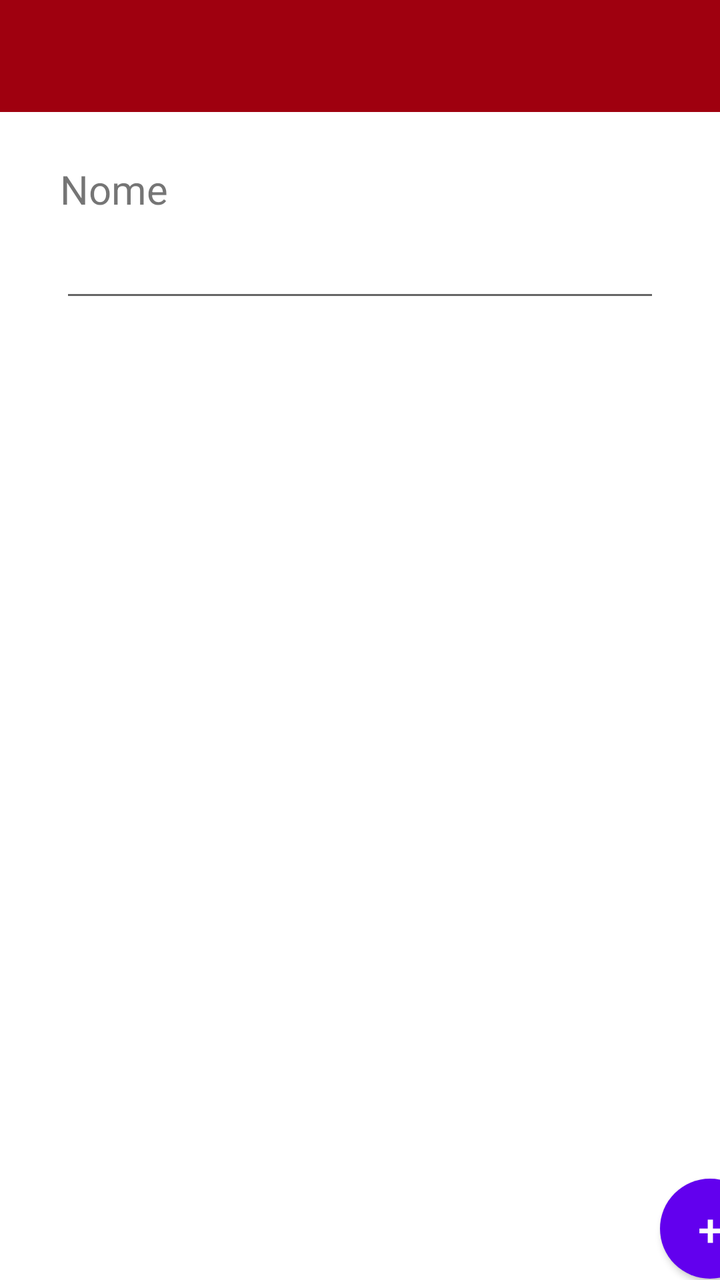
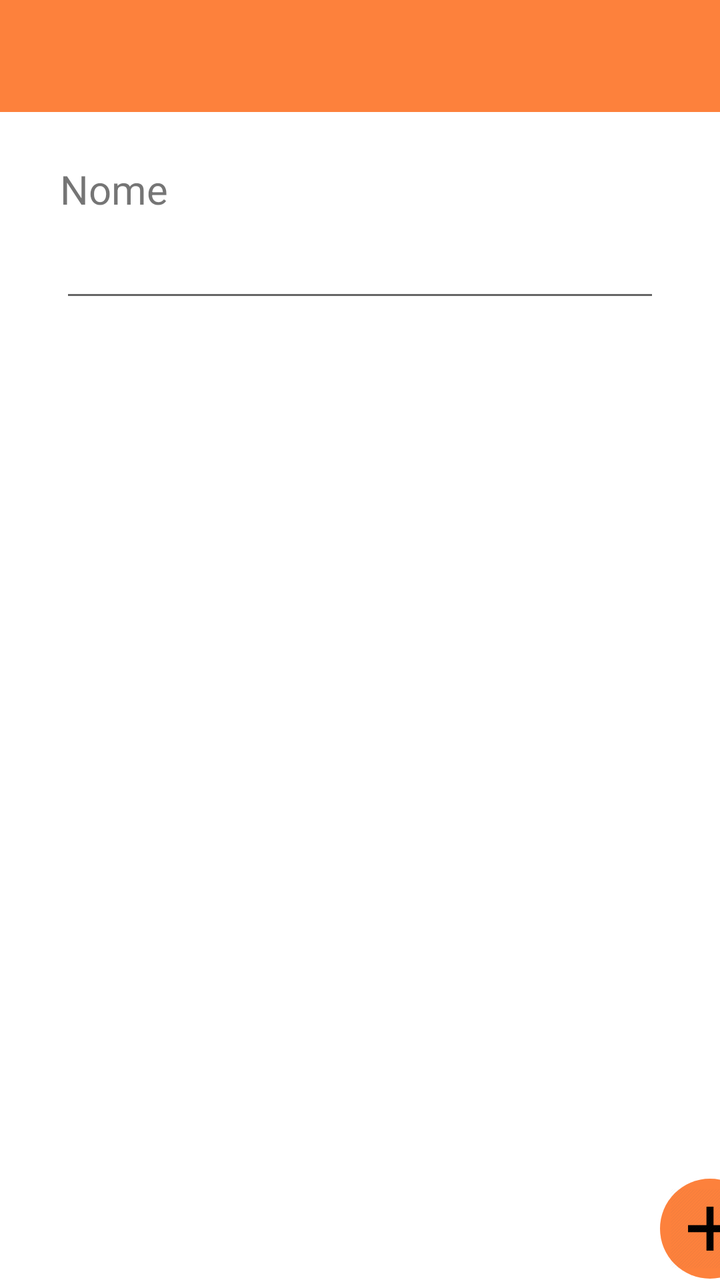

An Android layout rendered at two revisions. The XML below is the earlier revision; the diff shows what the commit changed to produce the second picture.
<!-- AndroidManifest.xml: application theme Theme.YourCali -->
<!-- res/layout/activity_workout_plan_creation.xml -->
<?xml version="1.0" encoding="utf-8"?>
<androidx.constraintlayout.widget.ConstraintLayout xmlns:android="http://schemas.android.com/apk/res/android"
    xmlns:app="http://schemas.android.com/apk/res-auto"
    xmlns:tools="http://schemas.android.com/tools"
    android:layout_width="match_parent"
    android:layout_height="match_parent"
    tools:context=".WorkoutPlanCreationActivity">




    <LinearLayout
        android:layout_width="match_parent"
        android:layout_height="match_parent"
        android:orientation="vertical"
        tools:layout_editor_absoluteX="0dp"
        tools:layout_editor_absoluteY="171dp">

        <com.google.android.material.appbar.AppBarLayout
            android:layout_width="match_parent"
            android:layout_height="wrap_content"
            app:layout_constraintEnd_toEndOf="parent"
            app:layout_constraintStart_toStartOf="parent"
            app:layout_constraintTop_toTopOf="parent">

            <androidx.appcompat.widget.Toolbar
                android:id="@+id/myToolbar"
                android:layout_width="match_parent"
                android:layout_height="wrap_content"
                android:background="@color/Cranberry"
                android:minHeight="?attr/actionBarSize"
                android:theme="@style/MyThemeOverlay_Toolbar2" />

        </com.google.android.material.appbar.AppBarLayout>




        <Space
            android:layout_width="match_parent"
            android:layout_height="25dp" />

        <TextView
            android:layout_width="match_parent"
            android:layout_height="wrap_content"
            android:layout_marginLeft="30dp"
            android:text='Nome'
            android:textSize="20sp" />

        <EditText
            android:id="@+id/workoutPlanName"
            android:layout_width="match_parent"
            android:layout_height="wrap_content"
            android:layout_marginHorizontal="30dp"
            android:hint=""
            android:minHeight="48dp" />

        <Space
            android:layout_width="match_parent"
            android:layout_height="30dp" />



        <LinearLayout
            android:layout_width="match_parent"
            android:layout_height="453dp">

            <TextView
                android:id="@+id/emptyworkoutplancreation"
                android:layout_width="376dp"
                android:layout_height="wrap_content"
                android:layout_gravity="center"
                android:text="Ancora nessun esercizio personale aggiunto!"
                android:textAlignment="center"
                android:textSize="25sp"
                android:visibility="gone"
                tools:ignore="MissingConstraints"
                tools:layout_editor_absoluteY="400dp" />

            <ScrollView
                android:layout_width="match_parent"
                android:layout_height="match_parent"
                android:layout_marginHorizontal="30dp"
                android:layout_weight="1"
                android:fillViewport="true">

                <androidx.recyclerview.widget.RecyclerView
                    android:id="@+id/recyclerView"
                    android:layout_width="match_parent"
                    android:layout_height="440dp"
                    android:background="@color/white">


                </androidx.recyclerview.widget.RecyclerView>

            </ScrollView>


        </LinearLayout>

        <Button
            android:id="@+id/aggiungiEsercizio"
            android:layout_width="50sp"
            android:layout_height="50dp"
            android:layout_alignParentRight="true"
            android:layout_centerVertical="true"
            android:layout_marginLeft="330sp"
            android:layout_marginTop="-50sp"
            android:layout_marginRight="20dp"
            android:autoSizeTextType="uniform"
            android:background="@drawable/roundedbutton"
            android:backgroundTint="#7A5562"
            android:backgroundTintMode="add"
            android:text="+"
            android:visibility="visible" />


        <Space
            android:layout_width="match_parent"
            android:layout_height="26dp" />


        <Button
            android:id="@+id/savePersonalWorkoutPlanButton"
            android:layout_width="match_parent"
            android:layout_height="wrap_content"
            android:layout_marginHorizontal="100dp"
            android:backgroundTint="#8BC34A"
            android:text="@string/salva"
            android:textSize="17dp" />


    </LinearLayout>


</androidx.constraintlayout.widget.ConstraintLayout>
<!-- resources referenced by this layout -->
<resources>
  <color name="Cranberry">#9F000F</color>
  <color name="white">#FFFFFFFF</color>
  <!-- drawable roundedbutton (drawable) -->
  <?xml version="1.0" encoding="utf-8"?>
  <shape xmlns:android="http://schemas.android.com/apk/res/android"
      android:shape="oval">
      <solid android:color="@color/Cranberry" />
  </shape>
  <string name="salva">Salva</string>
  <style name="MyThemeOverlay_Toolbar2" parent="ThemeOverlay.MaterialComponents.Toolbar.Primary">
          
          <item name="android:textColorPrimary">@color/white</item>
  
          
          <item name="colorOnPrimary">@color/white</item>
      </style>
  <style name="Theme.YourCali" parent="Theme.MaterialComponents.DayNight.NoActionBar">
          
          <item name="colorPrimary">@color/purple_500</item>
          <item name="colorPrimaryVariant">@color/purple_700</item>
          <item name="colorOnPrimary">@color/white</item>
          
          <item name="colorSecondary">@color/teal_200</item>
          <item name="colorSecondaryVariant">@color/teal_700</item>
          <item name="colorOnSecondary">@color/black</item>
          
          <item name="android:statusBarColor">@color/DarkCranberry</item>
          
      </style>
  <color name="purple_500">#FF6200EE</color>
  <color name="purple_700">#FF3700B3</color>
  <color name="teal_200">#FF03DAC5</color>
  <color name="teal_700">#FF018786</color>
  <color name="black">#FF000000</color>
  <color name="DarkCranberry">#FF7A020E</color>
</resources>

<!-- the commit's change to res/layout/activity_workout_plan_creation.xml (unified diff, before → after) -->
@@ -27,7 +27,7 @@
                 android:id="@+id/myToolbar"
                 android:layout_width="match_parent"
                 android:layout_height="wrap_content"
-                android:background="@color/Cranberry"
+                android:background="@color/Orange"
                 android:minHeight="?attr/actionBarSize"
                 android:theme="@style/MyThemeOverlay_Toolbar2" />
 
@@ -98,22 +98,19 @@
 
         </LinearLayout>
 
-        <Button
+
+        <ImageButton
             android:id="@+id/aggiungiEsercizio"
             android:layout_width="50sp"
-            android:layout_height="50dp"
-            android:layout_alignParentRight="true"
+            android:layout_height="50sp"
             android:layout_centerVertical="true"
             android:layout_marginLeft="330sp"
             android:layout_marginTop="-50sp"
-            android:layout_marginRight="20dp"
-            android:autoSizeTextType="uniform"
             android:background="@drawable/roundedbutton"
-            android:backgroundTint="#7A5562"
-            android:backgroundTintMode="add"
+            android:backgroundTint="@color/Orange"
+            android:src="@drawable/plus"
             android:text="+"
             android:visibility="visible" />
-
 
         <Space
             android:layout_width="match_parent"
<!-- resource entries referenced after the edit -->
@@ -1,7 +1,20 @@
 <!-- resources referenced by this layout -->
 <resources>
+  <color name="Orange">#FD813C</color>
   <color name="Cranberry">#9F000F</color>
   <color name="white">#FFFFFFFF</color>
+  <!-- drawable plus (drawable) -->
+  <?xml version="1.0" encoding="utf-8"?>
+  <layer-list xmlns:android="http://schemas.android.com/apk/res/android">
+  
+      <item
+          android:id="@+id/half_overlay"
+          android:drawable="@drawable/pulsantepiu"
+          android:width="40dp"
+          android:height="40dp"
+          />
+  
+  </layer-list>
   <!-- drawable roundedbutton (drawable) -->
   <?xml version="1.0" encoding="utf-8"?>
   <shape xmlns:android="http://schemas.android.com/apk/res/android"
@@ -26,14 +39,15 @@
           <item name="colorSecondaryVariant">@color/teal_700</item>
           <item name="colorOnSecondary">@color/black</item>
           
-          <item name="android:statusBarColor">@color/DarkCranberry</item>
+          <item name="android:statusBarColor">@color/DarkOrange</item>
           
       </style>
+  <!-- drawable pulsantepiu: png bitmap (drawable, 2782 bytes) -->
   <color name="purple_500">#FF6200EE</color>
   <color name="purple_700">#FF3700B3</color>
   <color name="teal_200">#FF03DAC5</color>
   <color name="teal_700">#FF018786</color>
   <color name="black">#FF000000</color>
-  <color name="DarkCranberry">#FF7A020E</color>
+  <color name="DarkOrange">#FF6F1F</color>
 </resources>
 
